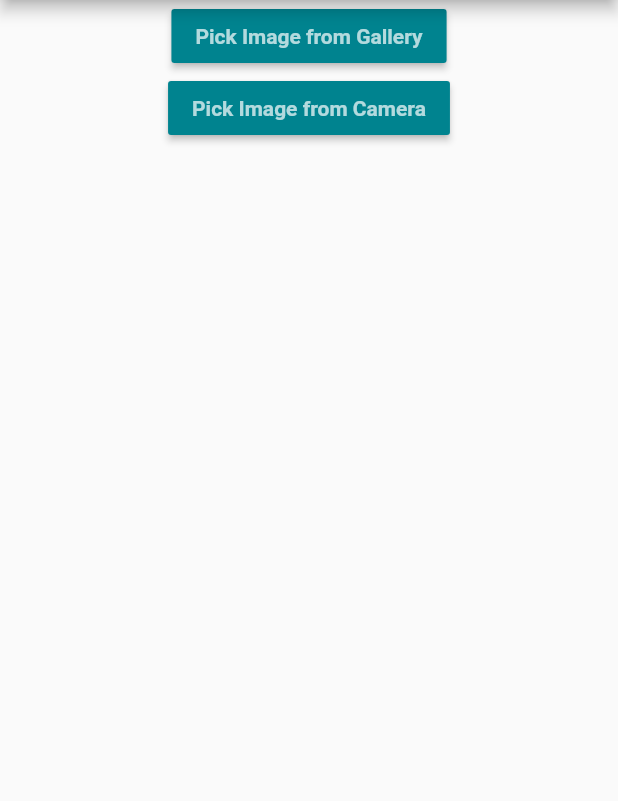
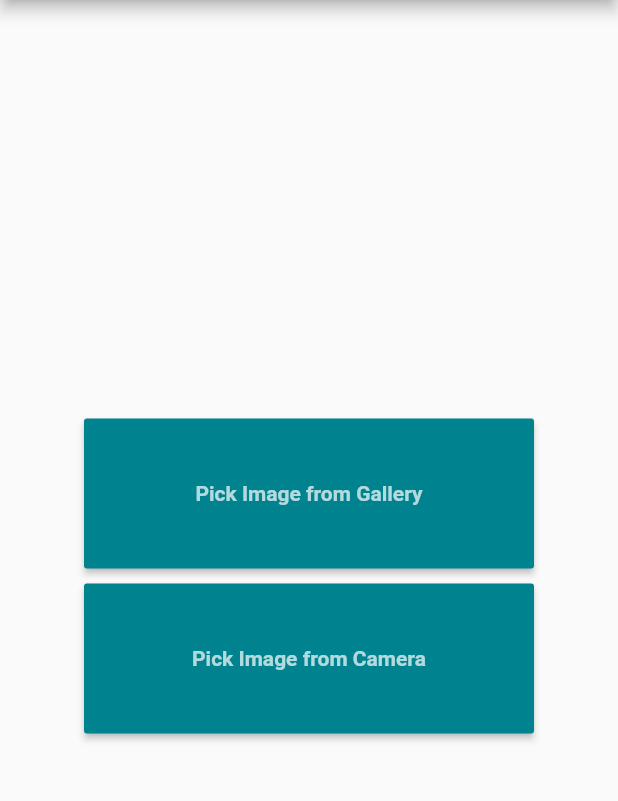
Before and after one commit to bhaveshasasik/color-palette-app, a Flutter app: the screen it shows after launch, after a tap on "Pick Image from Gallery", on a phone screen of 412 x 824 dp, the part 84-885 px from its top. Run offline on Flutter 3.47's test engine with Material 2 defaults, Android fonts, the phone set to English and light mode, and no system bars; our stand-ins replace image_picker.

Commit message:
Feature: Loading screen added & design changes

```diff
--- a/lib/home.dart
+++ b/lib/home.dart
@@ -11,7 +11,7 @@ import 'package:camera_gallery_demo/palette.dart';
 class MyApp extends StatelessWidget {
   @override
   Widget build(BuildContext context) {
-    return MaterialApp(
+    return const MaterialApp(
         debugShowCheckedModeBanner: false,
         //home: HomePage(),
         //adding splash screen
@@ -48,24 +48,34 @@ class _HomePageState extends State<HomePage> {
       ),
       body: Center(
         child: Column(
+          mainAxisAlignment: MainAxisAlignment.center,
           children: [
-            MaterialButton(
+            SizedBox(
+              height: 100,
+              width: 300,
+              child: MaterialButton(
                 color: Colors.cyan.shade800,
+                onPressed: _pickImageFromGallery,
                 child: const Text(
                   "Pick Image from Gallery",
                   style: TextStyle(
                       color: Colors.white70, fontWeight: FontWeight.bold),
                 ),
-              onPressed: _pickImageFromGallery,
               ),
-            MaterialButton(
+            ),
+            const SizedBox(height: 10),
+            SizedBox(
+              height: 100,
+              width: 300,
+              child: MaterialButton(
                 color: Colors.cyan.shade800,
+                onPressed: _pickImageFromCamera,
                 child: const Text(
                   "Pick Image from Camera",
                   style: TextStyle(
                       color: Colors.white70, fontWeight: FontWeight.bold),
                 ),
-              onPressed: _pickImageFromCamera,
+              ),
             ),
           ],
         ),
@@ -103,6 +113,7 @@ class _HomePageState extends State<HomePage> {
     request.files.add(
       await http.MultipartFile.fromPath('image', imageTemp.path),
     );
+    _navigateToLoadingScreen();
     var response = await request.send();
     if (response.statusCode == 200) {
       String colors = await response.stream.bytesToString();
@@ -114,7 +125,6 @@ class _HomePageState extends State<HomePage> {
         hexString = hexString.replaceAll("#", "");
         return Color(int.parse(hexString, radix: 16)).withOpacity(1.0);
       }).toList();
-
       print(hexColors);
       _navigateToColorDisplayPage(hexColors, imageTemp);
     } else {
@@ -131,4 +141,21 @@ class _HomePageState extends State<HomePage> {
       ),
     );
   }
+  void _navigateToLoadingScreen() {
+    Navigator.push(
+      context,
+      MaterialPageRoute(builder: (context) => LoadingScreen()),
+    );
   }
+}
+
+class LoadingScreen extends StatelessWidget {
+  @override
+  Widget build(BuildContext context) {
+    return const Scaffold(
+      body: Center(
+        child: CircularProgressIndicator(),
+      ),
+    );
+  }
+}
--- a/lib/splash.dart
+++ b/lib/splash.dart
@@ -44,7 +44,7 @@ class _SplashScreenState extends State<SplashScreen>
             end: Alignment.bottomLeft,
           ),
         ),
-        child: Column(
+        child: const Column(
           mainAxisAlignment: MainAxisAlignment.center,
           children: [
             Icon(
@@ -54,7 +54,7 @@ class _SplashScreenState extends State<SplashScreen>
             ),
             SizedBox(height: 20),
             Text(
-              'Color Palette Generator',
+              'Color Palette Pro',
               style: TextStyle(
                 fontStyle: FontStyle.normal,
                 color: Colors.white,
```
Also changed, not shown: lib/palette.dart (+7 -2 lines). Lines whose indentation alone changed are shown as unchanged.
